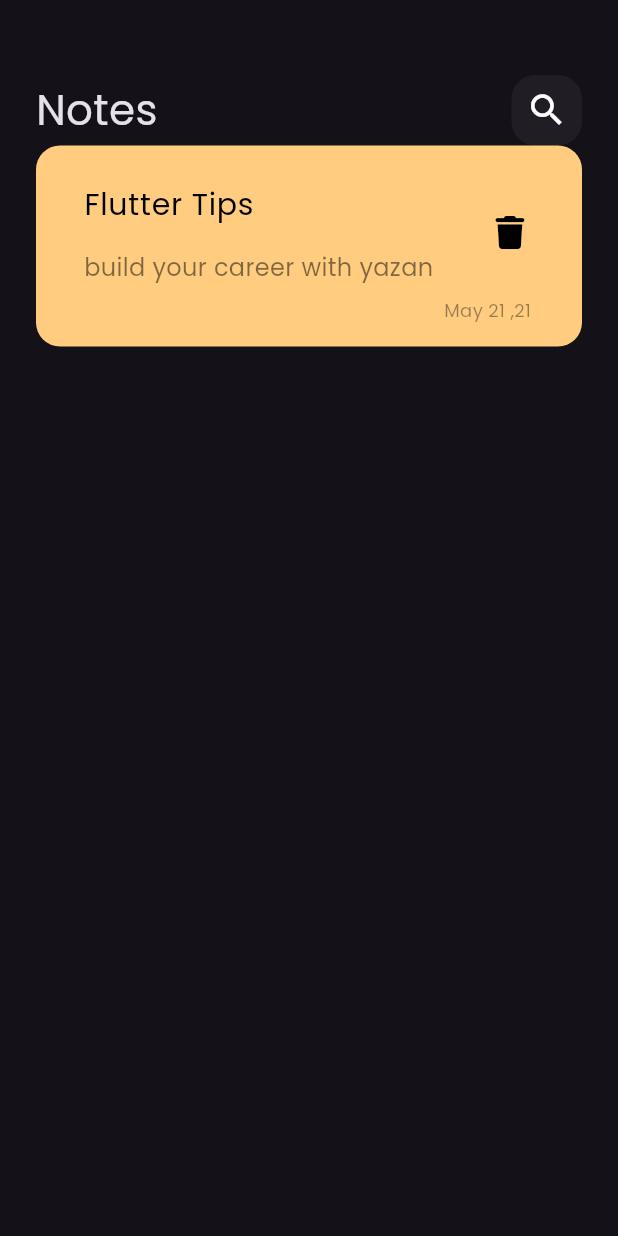
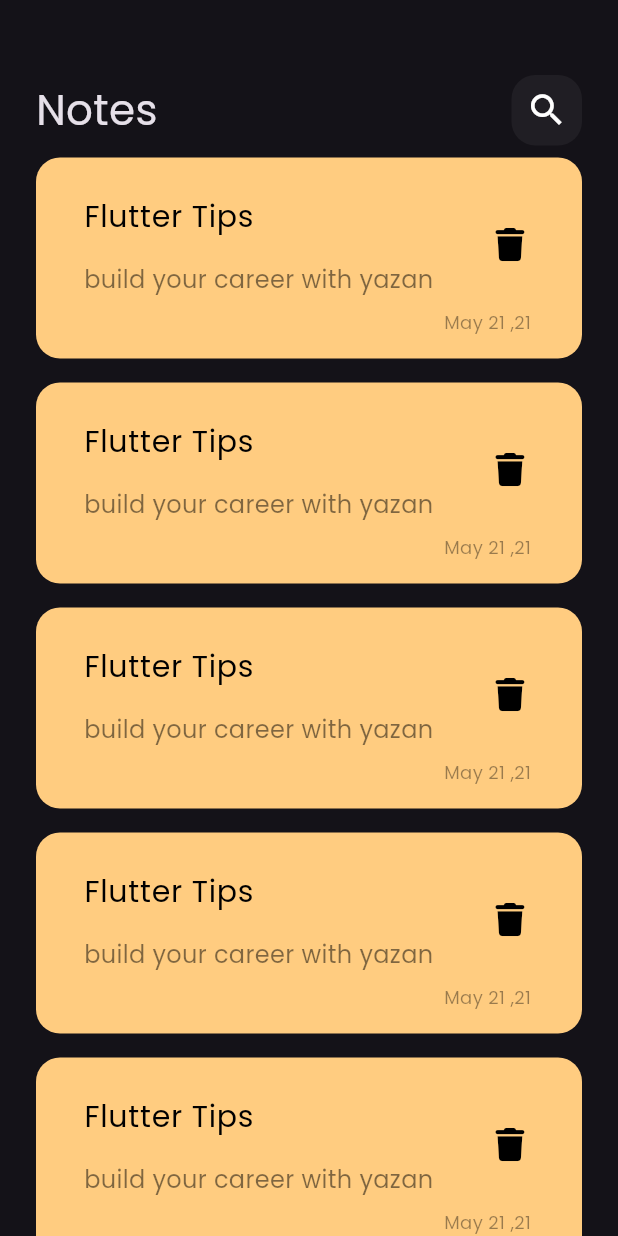
Before and after one commit to YazanAljundy/note_app, a Flutter app: the screen it shows after launch, on a phone screen of 412 x 824 dp. Run offline on Flutter 3.47's test engine with Material 3 defaults, Android fonts, the light colour scheme and no system bars; our stand-ins replace font_awesome_flutter.

Commit message:
create notes list view

```diff
--- /dev/null
+++ b/lib/views/widgets/note_item.dart
@@ -0,0 +1,52 @@
+import 'package:flutter/material.dart';
+import 'package:font_awesome_flutter/font_awesome_flutter.dart';
+
+class NoteItem extends StatelessWidget {
+  const NoteItem({super.key});
+
+  @override
+  Widget build(BuildContext context) {
+    return Container(
+      padding: const EdgeInsets.only(top: 16, bottom: 16, left: 16),
+      decoration: BoxDecoration(
+        color: const Color(0xffFFCC80),
+        borderRadius: BorderRadius.circular(16),
+      ),
+      child: Column(
+        crossAxisAlignment: CrossAxisAlignment.end,
+        children: [
+          ListTile(
+            title: Text(
+              'Flutter Tips',
+              style: TextStyle(color: Colors.black, fontSize: 20),
+            ),
+            subtitle: Padding(
+              padding: const EdgeInsets.only(top: 16),
+              child: Text(
+                'build your career with yazan',
+                style: TextStyle(
+                  color: Colors.black.withOpacity(0.5),
+                  fontSize: 16,
+                ),
+              ),
+            ),
+            trailing: IconButton(
+              onPressed: () {},
+              icon: Icon(FontAwesomeIcons.trash, color: Colors.black, size: 22),
+            ),
+          ),
+          Padding(
+            padding: const EdgeInsets.only(right: 34),
+            child: Text(
+              'May 21 ,21',
+              style: TextStyle(
+                color: Colors.black.withOpacity(.4),
+                fontSize: 12,
+              ),
+            ),
+          ),
+        ],
+      ),
+    );
+  }
+}
--- /dev/null
+++ b/lib/views/widgets/notes_list_view.dart
@@ -0,0 +1,20 @@
+import 'package:flutter/material.dart';
+import 'package:tone_app/views/widgets/note_item.dart';
+
+class NotesListView extends StatelessWidget {
+  const NotesListView({super.key});
+
+  @override
+  Widget build(BuildContext context) {
+    return Expanded(
+      child: ListView.builder(
+        itemCount: 10,
+        itemBuilder:
+            (context, index) => Padding(
+              padding: const EdgeInsets.symmetric(vertical: 8),
+              child: NoteItem(),
+            ),
+      ),
+    );
+  }
+}
--- a/lib/views/widgets/notes_view_body.dart
+++ b/lib/views/widgets/notes_view_body.dart
@@ -1,6 +1,8 @@
 import 'package:flutter/material.dart';
 import 'package:font_awesome_flutter/font_awesome_flutter.dart';
 import 'package:tone_app/views/widgets/custom_app_bar.dart';
+import 'package:tone_app/views/widgets/note_item.dart';
+import 'package:tone_app/views/widgets/notes_list_view.dart';
 
 class NotesViewBody extends StatelessWidget {
   const NotesViewBody({super.key});
@@ -10,58 +12,8 @@
     return Padding(
       padding: EdgeInsets.symmetric(horizontal: 24),
       child: Column(
-        children: const [SizedBox(height: 50), CustomAppBar(), NoteItem()],
+        children: const [SizedBox(height: 50), CustomAppBar(), NotesListView()],
       ),
     );
   }
 }
-
-class NoteItem extends StatelessWidget {
-  const NoteItem({super.key});
-
-  @override
-  Widget build(BuildContext context) {
-    return Container(
-      padding: const EdgeInsets.only(top: 16, bottom: 16, left: 16),
-      decoration: BoxDecoration(
-        color: const Color(0xffFFCC80),
-        borderRadius: BorderRadius.circular(16),
-      ),
-      child: Column(
-        crossAxisAlignment: CrossAxisAlignment.end,
-        children: [
-          ListTile(
-            title: Text(
-              'Flutter Tips',
-              style: TextStyle(color: Colors.black, fontSize: 20),
-            ),
-            subtitle: Padding(
-              padding: const EdgeInsets.only(top: 16),
-              child: Text(
-                'build your career with yazan',
-                style: TextStyle(
-                  color: Colors.black.withOpacity(0.5),
-                  fontSize: 16,
-                ),
-              ),
-            ),
-            trailing: IconButton(
-              onPressed: () {},
-              icon: Icon(FontAwesomeIcons.trash, color: Colors.black, size: 22),
-            ),
-          ),
-          Padding(
-            padding: const EdgeInsets.only(right: 34),
-            child: Text(
-              'May 21 ,21',
-              style: TextStyle(
-                color: Colors.black.withOpacity(.4),
-                fontSize: 12,
-              ),
-            ),
-          ),
-        ],
-      ),
-    );
-  }
-}
```
